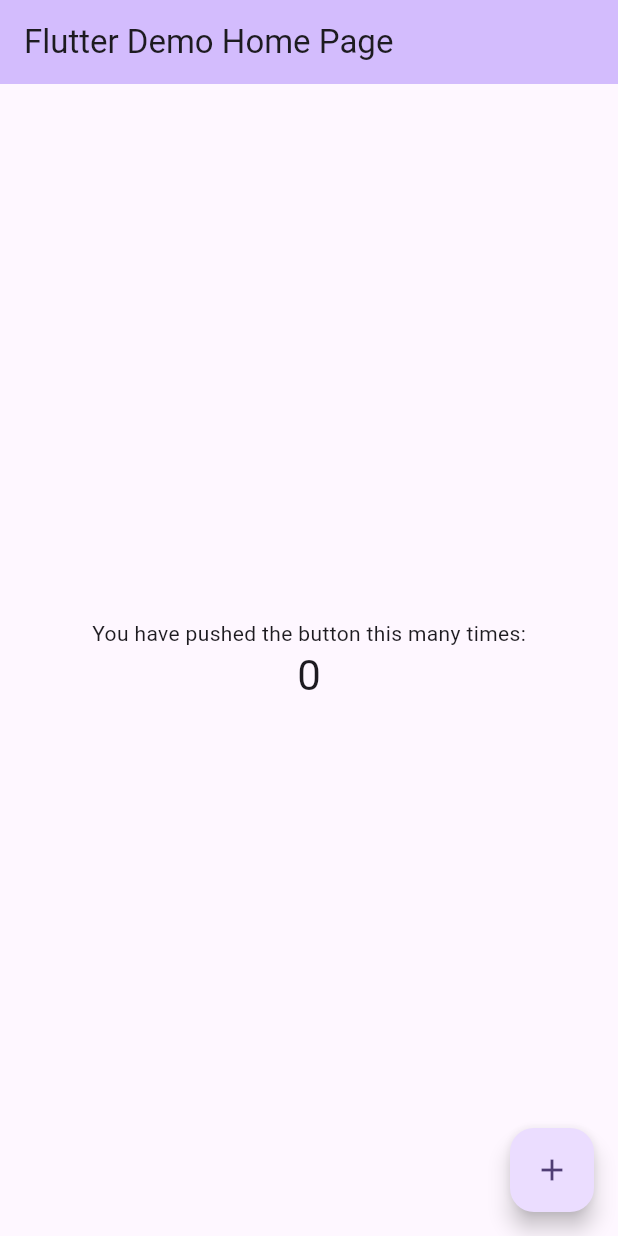
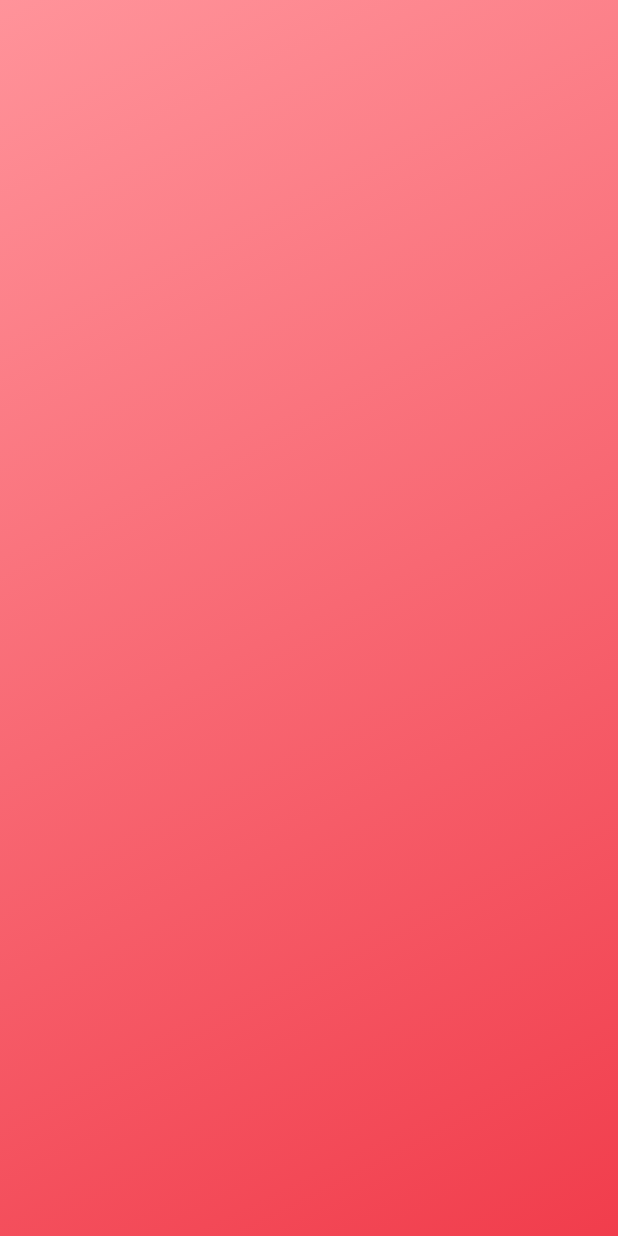
Before and after one commit to sachira-madhushan/Murukku-Gedara-APP, a Flutter app: the screen it shows after launch, on a phone screen of 412 x 824 dp. Run offline on Flutter 3.47's test engine with Material 3 defaults, Android fonts, the phone set to English and light mode, and no system bars.

Commit message:
Setup Project

```diff
--- a/lib/main.dart
+++ b/lib/main.dart
@@ -1,4 +1,5 @@
 import 'package:flutter/material.dart';
+import 'package:murukkugedara/screens/splashScreen.dart';
 
 void main() {
   runApp(const MyApp());
@@ -6,120 +7,14 @@
 
 class MyApp extends StatelessWidget {
   const MyApp({super.key});
-
-  // This widget is the root of your application.
   @override
   Widget build(BuildContext context) {
     return MaterialApp(
-      title: 'Flutter Demo',
+      title: 'Murukku Gedara',
       theme: ThemeData(
-        // This is the theme of your application.
-        //
-        // TRY THIS: Try running your application with "flutter run". You'll see
-        // the application has a purple toolbar. Then, without quitting the app,
-        // try changing the seedColor in the colorScheme below to Colors.green
-        // and then invoke "hot reload" (save your changes or press the "hot
-        // reload" button in a Flutter-supported IDE, or press "r" if you used
-        // the command line to start the app).
-        //
-        // Notice that the counter didn't reset back to zero; the application
-        // state is not lost during the reload. To reset the state, use hot
-        // restart instead.
-        //
-        // This works for code too, not just values: Most code changes can be
-        // tested with just a hot reload.
-        colorScheme: ColorScheme.fromSeed(seedColor: Colors.deepPurple),
         useMaterial3: true,
       ),
-      home: const MyHomePage(title: 'Flutter Demo Home Page'),
+      home: const SplashScreen(),
     );
   }
 }
-
-class MyHomePage extends StatefulWidget {
-  const MyHomePage({super.key, required this.title});
-
-  // This widget is the home page of your application. It is stateful, meaning
-  // that it has a State object (defined below) that contains fields that affect
-  // how it looks.
-
-  // This class is the configuration for the state. It holds the values (in this
-  // case the title) provided by the parent (in this case the App widget) and
-  // used by the build method of the State. Fields in a Widget subclass are
-  // always marked "final".
-
-  final String title;
-
-  @override
-  State<MyHomePage> createState() => _MyHomePageState();
-}
-
-class _MyHomePageState extends State<MyHomePage> {
-  int _counter = 0;
-
-  void _incrementCounter() {
-    setState(() {
-      // This call to setState tells the Flutter framework that something has
-      // changed in this State, which causes it to rerun the build method below
-      // so that the display can reflect the updated values. If we changed
-      // _counter without calling setState(), then the build method would not be
-      // called again, and so nothing would appear to happen.
-      _counter++;
-    });
-  }
-
-  @override
-  Widget build(BuildContext context) {
-    // This method is rerun every time setState is called, for instance as done
-    // by the _incrementCounter method above.
-    //
-    // The Flutter framework has been optimized to make rerunning build methods
-    // fast, so that you can just rebuild anything that needs updating rather
-    // than having to individually change instances of widgets.
-    return Scaffold(
-      appBar: AppBar(
-        // TRY THIS: Try changing the color here to a specific color (to
-        // Colors.amber, perhaps?) and trigger a hot reload to see the AppBar
-        // change color while the other colors stay the same.
-        backgroundColor: Theme.of(context).colorScheme.inversePrimary,
-        // Here we take the value from the MyHomePage object that was created by
-        // the App.build method, and use it to set our appbar title.
-        title: Text(widget.title),
-      ),
-      body: Center(
-        // Center is a layout widget. It takes a single child and positions it
-        // in the middle of the parent.
-        child: Column(
-          // Column is also a layout widget. It takes a list of children and
-          // arranges them vertically. By default, it sizes itself to fit its
-          // children horizontally, and tries to be as tall as its parent.
-          //
-          // Column has various properties to control how it sizes itself and
-          // how it positions its children. Here we use mainAxisAlignment to
-          // center the children vertically; the main axis here is the vertical
-          // axis because Columns are vertical (the cross axis would be
-          // horizontal).
-          //
-          // TRY THIS: Invoke "debug painting" (choose the "Toggle Debug Paint"
-          // action in the IDE, or press "p" in the console), to see the
-          // wireframe for each widget.
-          mainAxisAlignment: MainAxisAlignment.center,
-          children: <Widget>[
-            const Text(
-              'You have pushed the button this many times:',
-            ),
-            Text(
-              '$_counter',
-              style: Theme.of(context).textTheme.headlineMedium,
-            ),
-          ],
-        ),
-      ),
-      floatingActionButton: FloatingActionButton(
-        onPressed: _incrementCounter,
-        tooltip: 'Increment',
-        child: const Icon(Icons.add),
-      ), // This trailing comma makes auto-formatting nicer for build methods.
-    );
-  }
-}
--- /dev/null
+++ b/lib/screens/splashScreen.dart
@@ -0,0 +1,29 @@
+import 'package:flutter/material.dart';
+import 'package:murukkugedara/utils/colorUtils.dart';
+
+class SplashScreen extends StatefulWidget {
+  const SplashScreen({super.key});
+
+  @override
+  State<SplashScreen> createState() => _SplashScreenState();
+}
+
+class _SplashScreenState extends State<SplashScreen> {
+  @override
+  Widget build(BuildContext context) {
+    return Container(
+      width: double.infinity,
+      height: double.infinity,
+      decoration: BoxDecoration(
+        gradient: LinearGradient(
+          begin: Alignment.topLeft,
+          end: Alignment.bottomRight,
+          colors:[
+          ColorUtils.backgroundLow,
+          ColorUtils.primary,
+
+        ])
+      ),
+    );
+  }
+}
--- /dev/null
+++ b/lib/utils/colorUtils.dart
@@ -0,0 +1,6 @@
+import 'package:flutter/material.dart';
+
+class ColorUtils{
+  static const Color primary=Color.fromARGB(255, 241, 61, 76);
+  static const Color backgroundLow=Color.fromARGB(255, 255, 147, 154);
+}
--- /dev/null
+++ b/lib/utils/imageUtils.dart
@@ -0,0 +1,3 @@
+class ImageUtils{
+
+}
--- a/pubspec.yaml
+++ b/pubspec.yaml
@@ -35,6 +35,7 @@ dependencies:
   # The following adds the Cupertino Icons font to your application.
   # Use with the CupertinoIcons class for iOS style icons.
   cupertino_icons: ^1.0.6
+  flutter_svg: ^2.0.10+1
 
 dev_dependencies:
   flutter_test:
@@ -46,6 +47,7 @@ dev_dependencies:
   # package. See that file for information about deactivating specific lint
   # rules and activating additional ones.
   flutter_lints: ^3.0.0
+
 
 # For information on the generic Dart part of this file, see the
 # following page: https://dart.dev/tools/pub/pubspec
```
Also changed, not shown: assets/images/logoBlack.svg (added), assets/images/logoRed.svg (added), assets/images/logoWhite.svg (added), pubspec.lock.
